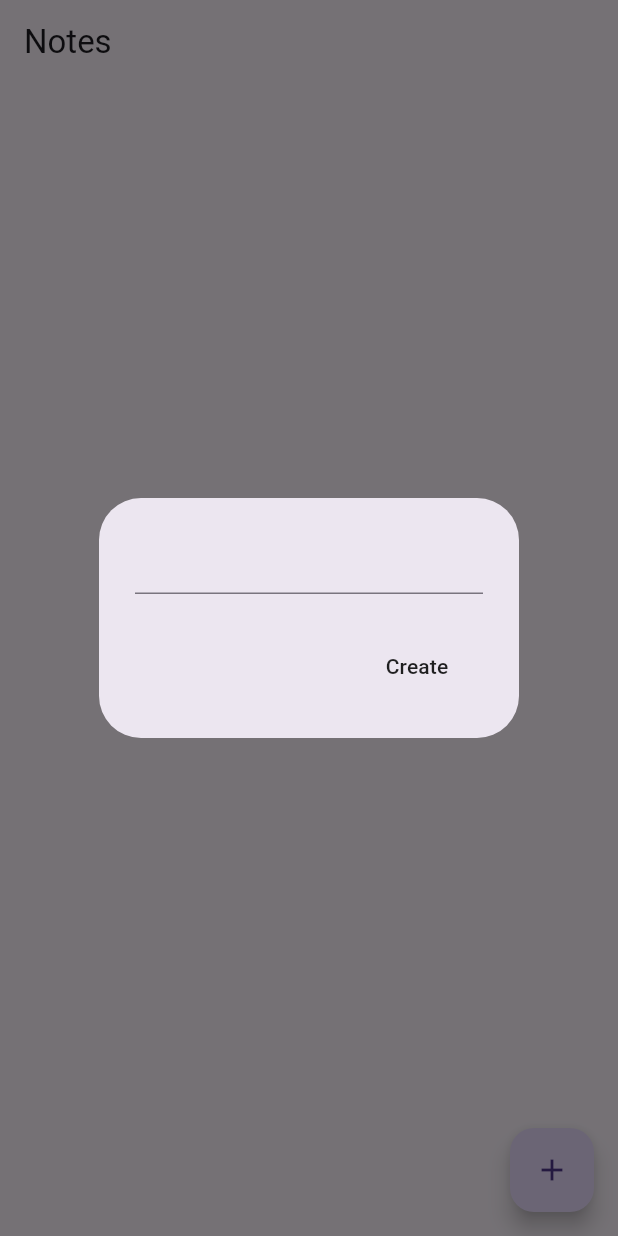
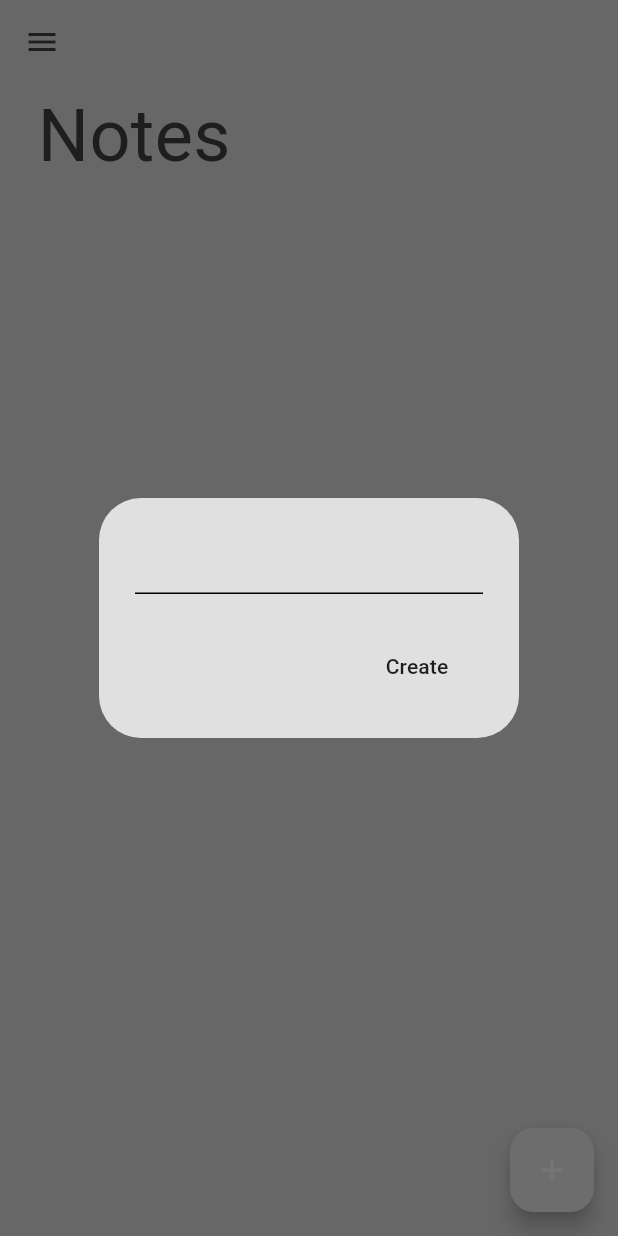
Before and after one commit to julioguerrero131/simple_notes_app, a Flutter app: the screen it shows after launch, after a tap on the "add" icon, on a phone screen of 412 x 824 dp. Run offline on Flutter 3.47's test engine with Material 3 defaults, Android fonts, the phone set to English and light mode, and no system bars; our stand-ins replace google_fonts, isar; accounts and stored records are empty; generated files the repository leaves out were written again.

Commit message:
notes page style

```diff
--- a/lib/main.dart
+++ b/lib/main.dart
@@ -2,6 +2,7 @@ import 'package:flutter/material.dart';
 import 'package:provider/provider.dart';
 import 'package:simple_notes_app/modules/note_database.dart';
 import 'package:simple_notes_app/pages/notes_page.dart';
+import 'package:simple_notes_app/theme/theme_provider.dart';
 
 void main() async {
   // initialize notes database
@@ -9,8 +10,13 @@ void main() async {
   await NoteDatabase.initialize();
 
   runApp(
-    ChangeNotifierProvider(
-      create: (context) => NoteDatabase(),
+    MultiProvider(
+      providers: [
+        // Note Provider
+        ChangeNotifierProvider(create: (context) => NoteDatabase()),
+        // Theme Provider
+        ChangeNotifierProvider(create: (context) => ThemeProvider()),
+      ],
       child: const MainApp(),
     ),
   );
@@ -21,9 +27,10 @@ class MainApp extends StatelessWidget {
 
   @override
   Widget build(BuildContext context) {
-    return const MaterialApp(
+    return MaterialApp(
       debugShowCheckedModeBanner: false,
-      home: NotesPage(),
+      home: const NotesPage(),
+      theme: Provider.of<ThemeProvider>(context).themeData,
     );
   }
 }
--- a/lib/pages/notes_page.dart
+++ b/lib/pages/notes_page.dart
@@ -1,4 +1,5 @@
 import 'package:flutter/material.dart';
+import 'package:google_fonts/google_fonts.dart';
 import 'package:provider/provider.dart';
 import 'package:simple_notes_app/modules/note.dart';
 import 'package:simple_notes_app/modules/note_database.dart';
@@ -96,12 +97,34 @@ class _NotesPageState extends State<NotesPage> {
     List<Note> currentNotes = noteDatabase.currentNotes;
 
     return Scaffold(
-      appBar: AppBar(title: Text("Notes")),
+      appBar: AppBar(
+        elevation: 0,
+        backgroundColor: Colors.transparent,
+        foregroundColor: Theme.of(context).colorScheme.inversePrimary,
+      ),
+      backgroundColor: Theme.of(context).colorScheme.surface,
       floatingActionButton: FloatingActionButton(
         onPressed: createNote,
         child: const Icon(Icons.add),
       ),
-      body: ListView.builder(
+      drawer: Drawer(),
+      body: Column(
+        crossAxisAlignment: CrossAxisAlignment.start,
+        children: [
+          // Title
+          Padding(
+            padding: const EdgeInsets.only(left: 25.0),
+            child: Text(
+              "Notes",
+              style: GoogleFonts.dmSerifText(
+                fontSize: 48,
+                color: Theme.of(context).colorScheme.inversePrimary,
+              ),
+            ),
+          ),
+          // List of Notes
+          Expanded(
+            child: ListView.builder(
               itemCount: currentNotes.length,
               itemBuilder: (context, index) {
                 // get individual note
@@ -113,14 +136,23 @@ class _NotesPageState extends State<NotesPage> {
                     mainAxisSize: MainAxisSize.min,
                     children: [
                       // edit button
-                IconButton(onPressed: () => updateNote(note), icon: const Icon(Icons.edit)),
+                      IconButton(
+                        onPressed: () => updateNote(note),
+                        icon: const Icon(Icons.edit),
+                      ),
                       // delete button
-                IconButton(onPressed: () => deleteNote(note.id), icon: const Icon(Icons.delete)),
+                      IconButton(
+                        onPressed: () => deleteNote(note.id),
+                        icon: const Icon(Icons.delete),
+                      ),
                     ],
                   ),
                 );
               },
             ),
+          ),
+        ],
+      ),
     );
   }
 }
--- /dev/null
+++ b/lib/theme/theme.dart
@@ -0,0 +1,21 @@
+import 'package:flutter/material.dart';
+
+ThemeData lightMode = ThemeData(
+  brightness: Brightness.light,
+  colorScheme: ColorScheme.light(
+    surface: Colors.grey.shade300,
+    primary: Colors.grey.shade200,
+    secondary: Colors.grey.shade400,
+    inversePrimary: Colors.grey.shade800,
+  )
+);
+
+ThemeData darkMode = ThemeData(
+  brightness: Brightness.dark,
+  colorScheme: ColorScheme.light(
+    surface: Colors.grey.shade900,
+    primary: Colors.grey.shade800,
+    secondary: Colors.grey.shade700,
+    inversePrimary: Colors.grey.shade300,
+  )
+);
--- /dev/null
+++ b/lib/theme/theme_provider.dart
@@ -0,0 +1,27 @@
+import 'package:flutter/material.dart';
+import 'package:simple_notes_app/theme/theme.dart';
+
+class ThemeProvider with ChangeNotifier{
+  // initialize theme
+  ThemeData _themeData = lightMode;
+
+  // getter method to access the theme from other parts of the code
+  ThemeData get themeData => _themeData;
+
+  // getter method to see if we are in dark mode or not
+  bool get isDarkMode => _themeData == darkMode;
+
+  // setter method to set the new theme
+  set themeData(ThemeData themeData) {
+    _themeData = themeData;
+    notifyListeners();
+  }
+
+  void toggleTheme() {
+    if (_themeData == lightMode) {
+      themeData = darkMode;
+    } else {
+      themeData = lightMode;
+    }
+  }
+}
--- a/pubspec.yaml
+++ b/pubspec.yaml
@@ -9,6 +9,7 @@ environment:
 dependencies:
   flutter:
     sdk: flutter
+  google_fonts: ^6.2.1
   isar: ^3.1.0+1
   isar_flutter_libs: ^3.1.0+1
   path_provider: ^2.1.5
```
Also changed, not shown: pubspec.lock, 2 other files. Lines whose indentation alone changed are shown as unchanged.
